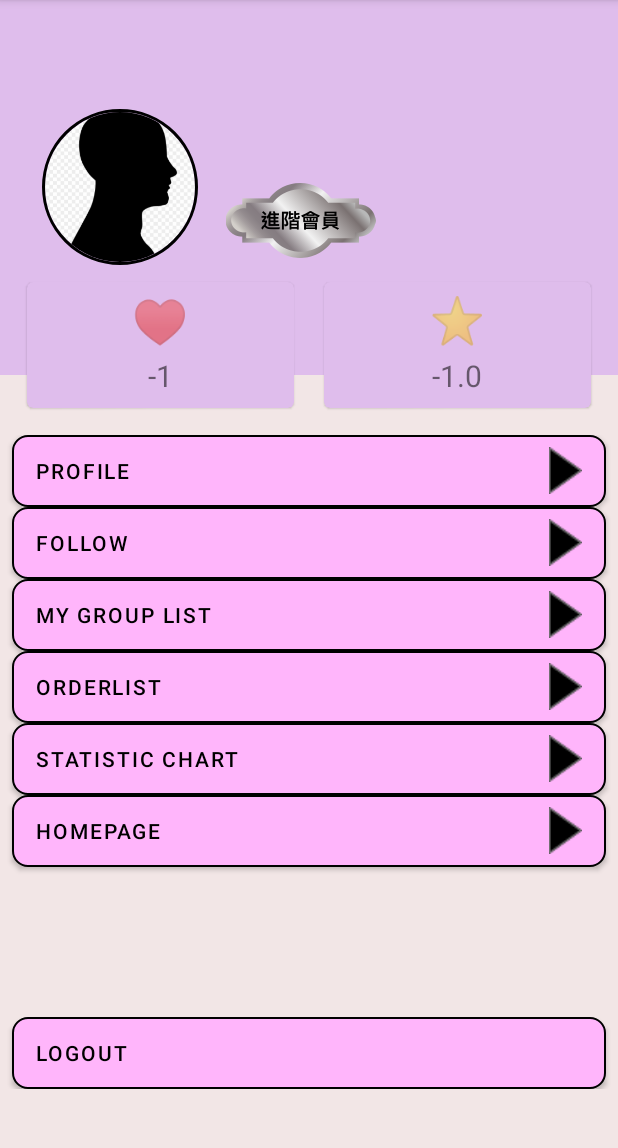
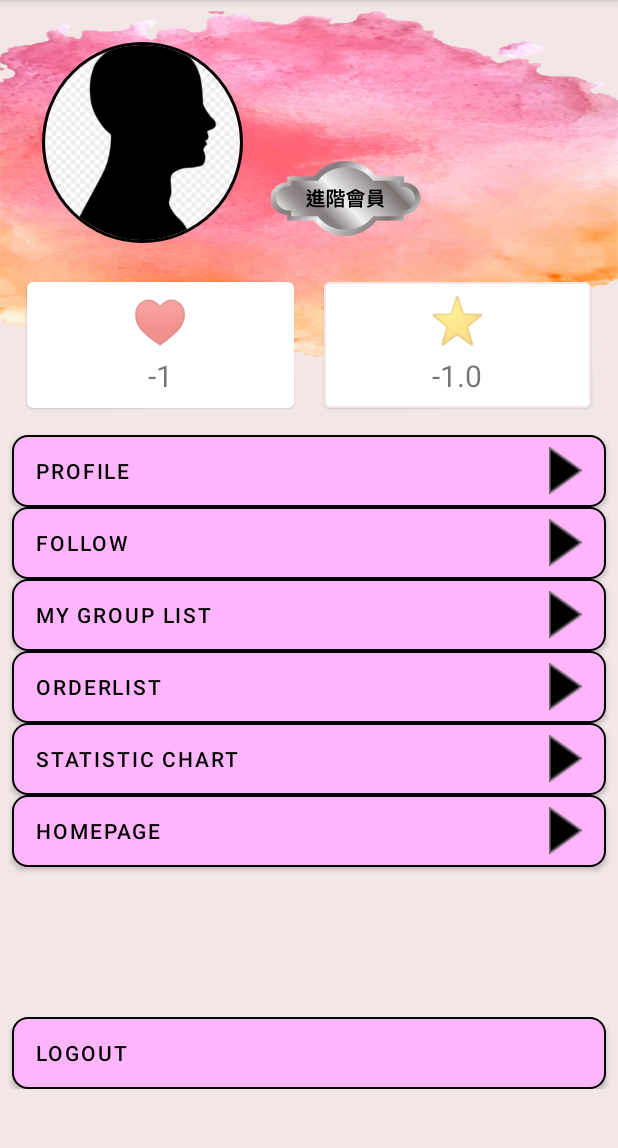
Before and after one commit to bluegate09/iamin, an Android app: the MemberCenterFragment screen opened through its navigation route, on a phone screen of 412 x 824 dp, the part 84-1232 px from its top. Run offline under Robolectric (Android 15) with nearby library versions, the light colour scheme and no system bars; our stand-ins replace CircleImageView, Firebase (no records; nobody signed in at launch, a user with empty details on screens opened directly), navigation-ui; libraries missing offline, so code that uses them is left out: com.facebook, com.facebook.login; 1 statement that could not run was skipped.

Commit message:
登入背景

```diff
--- a/app/src/main/res/layout/fragment_member_center.xml
+++ b/app/src/main/res/layout/fragment_member_center.xml
@@ -13,17 +13,16 @@
         android:layout_width="match_parent"
         android:layout_height="250dp"
         android:padding="20dp"
-        android:background="#DFBDEC">
+        android:background="@drawable/member_center_background">
 
         <de.hdodenhof.circleimageview.CircleImageView
             android:id="@+id/ivProfilePic"
-            android:layout_width="120dp"
-            android:layout_height="120dp"
-            android:layout_centerVertical="true"
+            android:layout_width="150dp"
+            android:layout_height="150dp"
             android:padding="8dp"
-            app:civ_border_width="2dp"
+            android:src="@drawable/com_facebook_profile_picture_blank_portrait"
             app:civ_border_color="#FF000000"
-            android:src="@drawable/com_facebook_profile_picture_blank_portrait" />
+            app:civ_border_width="2dp" />
 
         <TextView
             android:id="@+id/mcUsername"
@@ -31,10 +30,12 @@
             android:layout_height="wrap_content"
             android:layout_alignParentTop="true"
             android:layout_marginStart="15dp"
-            android:layout_marginTop="40dp"
+            android:layout_marginTop="25dp"
             android:layout_toEndOf="@id/ivProfilePic"
             android:text="@string/username"
-            android:textSize="16sp" />
+            android:textColor="@color/black"
+            android:textSize="16sp"
+            android:textStyle="bold" />
 
         <TextView
             android:id="@+id/mcEmail"
@@ -42,6 +43,8 @@
             android:layout_height="wrap_content"
             android:layout_below="@+id/mcUsername"
             android:layout_alignStart="@+id/mcUsername"
+            android:textColor="@color/black"
+            android:textStyle="bold"
             android:layout_marginStart="0dp"
             android:layout_marginTop="8dp"
             android:text="@string/account"
@@ -70,9 +73,12 @@
             android:layout_weight="1"
             android:layout_height="match_parent"
             android:layout_margin="10dp"
-            app:cardBackgroundColor="#DFBDEC">
+            app:strokeWidth="1dp"
+            app:strokeColor="@color/Transparent"
+            app:cardBackgroundColor="@color/Transparent">
 
             <RelativeLayout
+                android:background="@color/white"
                 android:layout_width="match_parent"
                 android:layout_height="match_parent">
 
@@ -104,9 +110,12 @@
             android:layout_weight="1"
             android:layout_height="match_parent"
             android:layout_margin="10dp"
-            app:cardBackgroundColor="#DFBDEC">
+            app:strokeWidth="1dp"
+            app:strokeColor="@color/colorBackground"
+            app:cardBackgroundColor="@color/Transparent">
 
             <RelativeLayout
+                android:background="@color/white"
                 android:layout_width="match_parent"
                 android:layout_height="match_parent">
 
--- a/app/src/main/res/layout/fragment_memeber_center_profile.xml
+++ b/app/src/main/res/layout/fragment_memeber_center_profile.xml
@@ -13,7 +13,7 @@
         android:layout_width="match_parent"
         android:layout_height="250dp"
         android:padding="20dp"
-        android:background="#DFBDEC"
+        android:background="@drawable/member_center_background"
         android:elevation="1dp">
 
 
--- a/app/src/main/res/values/strings.xml
+++ b/app/src/main/res/values/strings.xml
@@ -68,7 +68,7 @@
     <string name="passwordandemailcannotbeempty">Email/Password can\'t not be empty</string>
     <string name="authfailed">Authentication failed.</string>
     <string name="signinwithemailsuccess">signInWithEmail:success</string>
-    <string name="welcome_back">welcome back</string>
+    <string name="welcome_back">Welcome Back</string>
     <string name="forget_password">Forget Password</string>
     <string name="login">Login</string>
     <string name="don_t_have_an_account_yet_register_now">Don\'t have an account yet? Register Now!</string>
@@ -155,4 +155,6 @@
     <string name="text_details_all">All</string>
     <string name="text_order_details">Order details</string>
     <string name="text_perchase_number">Perchase number:</string>
+    <string name="text_show_password">Show Password</string>
+    <string name="text_sign_in_with_google">Sign in with google</string>
 </resources>
```
Also changed, not shown: app/src/main/java/idv/tfp10101/iamin/LogInFragment.java (+18 -0 lines), app/src/main/java/idv/tfp10101/iamin/SignUpFragment.java (+21 -0 lines), app/src/main/res/layout/fragment_log_in.xml (+7 -2 lines), app/src/main/res/layout/fragment_sign_up.xml (+7 -2 lines), app/src/main/res/drawable-v24/member_center_background.png (added), app/src/main/res/drawable-v24/member_center_plate.png (added), 1 other file.
